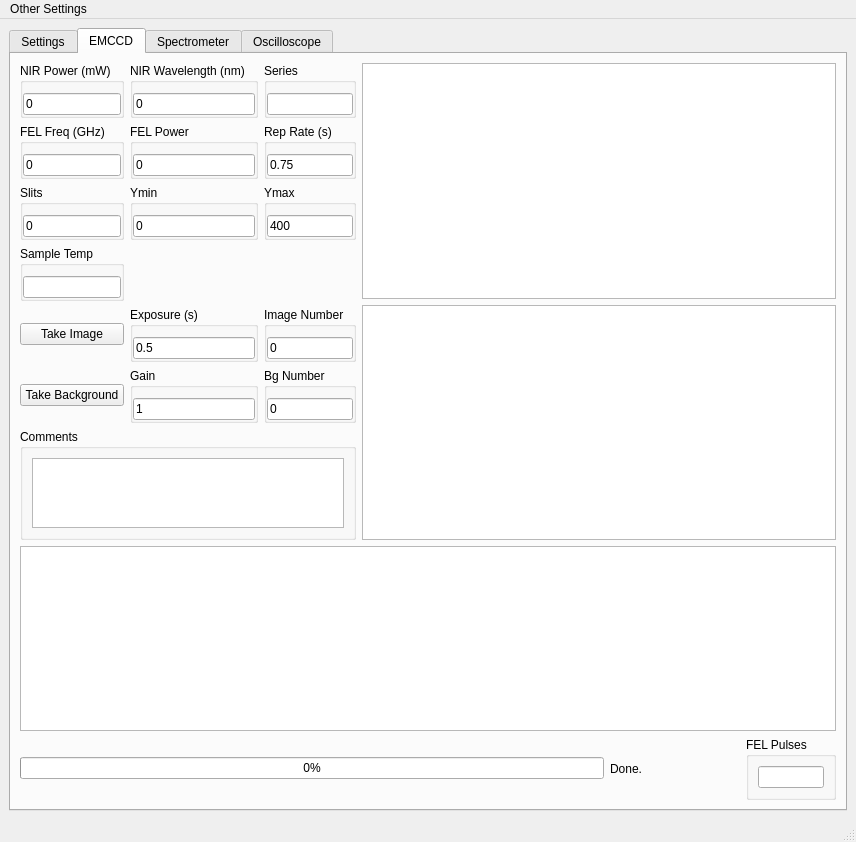
SherwinGroup/EMCCD-psychic, file mainWindow.ui: the form before one commit.
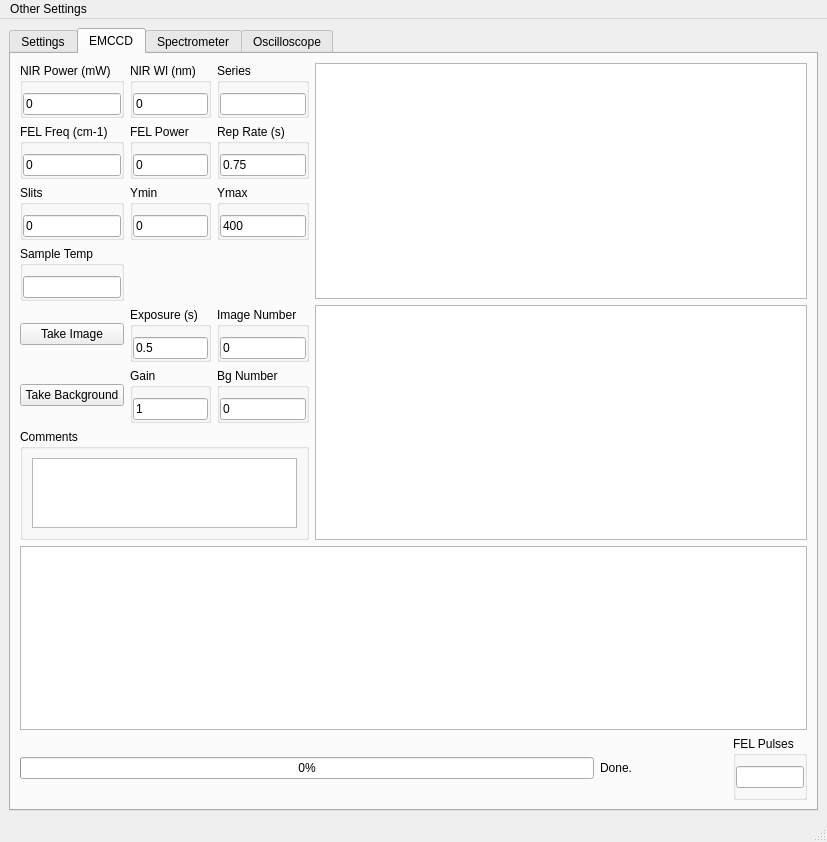
The form after the commit. The open tabs and pages were chosen to show the change. Custom widgets are drawn as their Qt base class.

The edit to the form file:
```diff
--- a/mainWindow.ui
+++ b/mainWindow.ui
@@ -6,7 +6,7 @@
    <rect>
     <x>0</x>
     <y>0</y>
-    <width>856</width>
+    <width>827</width>
     <height>735</height>
    </rect>
   </property>
@@ -965,7 +965,7 @@
                 <item row="1" column="0">
                  <widget class="QGroupBox" name="groupBox_39">
                   <property name="title">
-                   <string>FEL Freq (GHz)</string>
+                   <string>FEL Freq (cm-1)</string>
                   </property>
                   <property name="flat">
                    <bool>true</bool>
@@ -1263,7 +1263,7 @@
                 <item row="0" column="1">
                  <widget class="QGroupBox" name="groupBox_36">
                   <property name="title">
-                   <string>NIR Wavelength (nm)</string>
+                   <string>NIR Wl (nm)</string>
                   </property>
                   <property name="flat">
                    <bool>true</bool>
@@ -1483,9 +1483,28 @@
               <property name="title">
                <string>FEL Pulses</string>
               </property>
+              <property name="flat">
+               <bool>true</bool>
+              </property>
               <layout class="QHBoxLayout" name="horizontalLayout_50">
+               <property name="leftMargin">
+                <number>0</number>
+               </property>
+               <property name="topMargin">
+                <number>10</number>
+               </property>
+               <property name="rightMargin">
+                <number>0</number>
+               </property>
+               <property name="bottomMargin">
+                <number>9</number>
+               </property>
                <item>
-                <widget class="QLineEdit" name="tCCDFELPulses"/>
+                <widget class="QLineEdit" name="tCCDFELPulses">
+                 <property name="readOnly">
+                  <bool>true</bool>
+                 </property>
+                </widget>
                </item>
               </layout>
              </widget>
@@ -2163,7 +2182,7 @@
     <rect>
      <x>0</x>
      <y>0</y>
-     <width>856</width>
+     <width>827</width>
      <height>21</height>
     </rect>
    </property>
```
Left out of the diff: 29 changed lines with no effect on the pictures.
